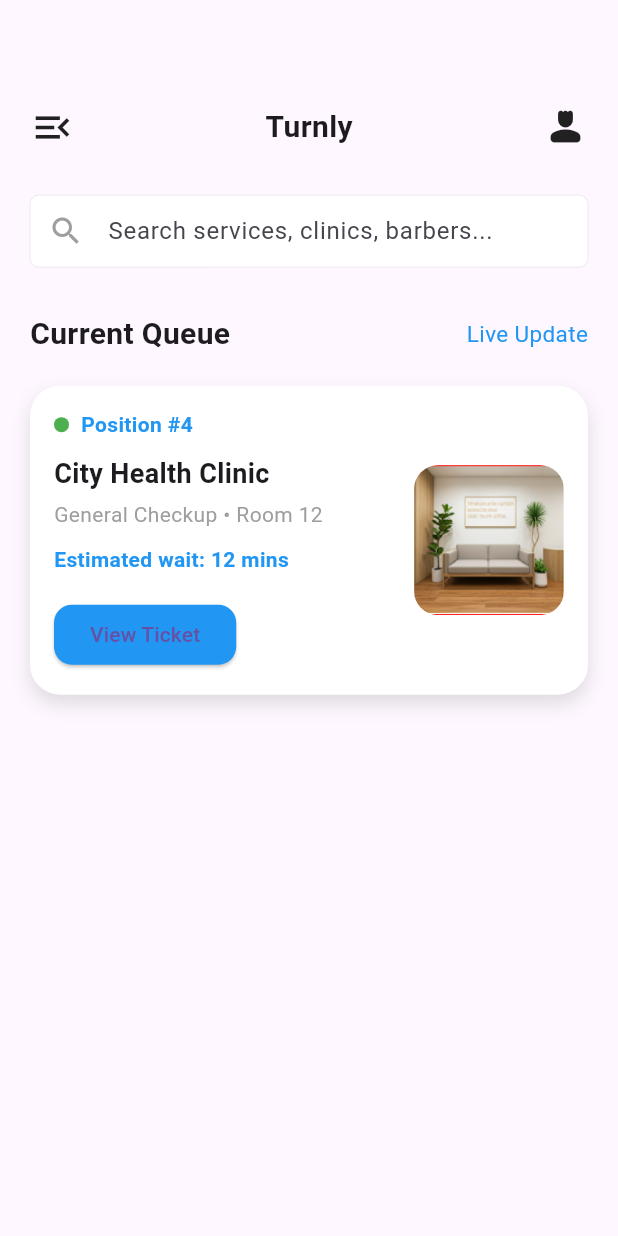
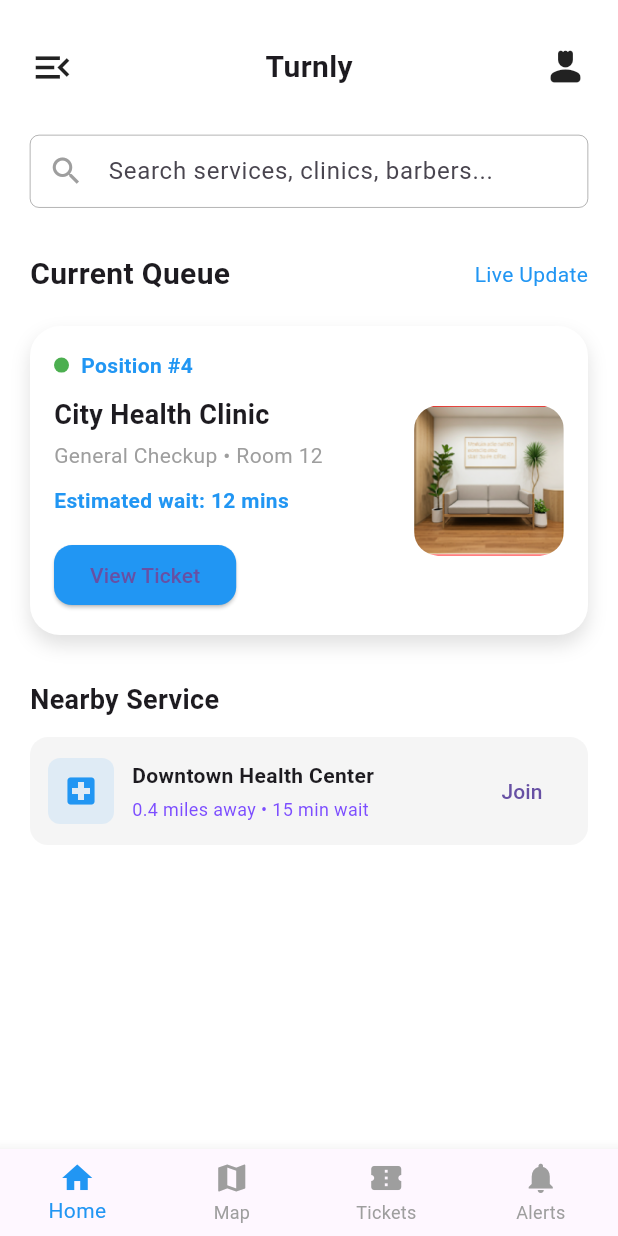
Before and after one commit to aramanja-emmanuel/turnly_app, a Flutter app: the screen it shows after launch, on a phone screen of 412 x 824 dp. Run offline on Flutter 3.47's test engine with Material 3 defaults, Android fonts, the phone set to English and light mode, and no system bars.

Commit message:
completed the queue screen

```diff
--- a/lib/queue_screen.dart
+++ b/lib/queue_screen.dart
@@ -8,26 +8,58 @@ class QueueScreen extends StatefulWidget {
 }
 
 class _QueueScreenState extends State<QueueScreen> {
+  int _currentIndex = 0;
+
   @override
   Widget build(BuildContext context) {
     return Scaffold(
-      body: SingleChildScrollView(
-        child: Container(
-          margin: const EdgeInsets.only(top: 70, left: 20, right: 20),
+      backgroundColor: Colors.white,
+
+
+      bottomNavigationBar: BottomNavigationBar(
+        currentIndex: _currentIndex,
+        selectedItemColor: Colors.blue,
+        unselectedItemColor: Colors.grey,
+        type: BottomNavigationBarType.fixed,
+        onTap: (index) {
+          setState(() {
+            _currentIndex = index;
+          });
+        },
+        items: const [
+          BottomNavigationBarItem(
+            icon: Icon(Icons.home),
+            label: 'Home',
+          ),
+          BottomNavigationBarItem(
+            icon: Icon(Icons.map),
+            label: 'Map',
+          ),
+          BottomNavigationBarItem(
+            icon: Icon(Icons.confirmation_num),
+            label: 'Tickets',
+          ),
+          BottomNavigationBarItem(
+            icon: Icon(Icons.notifications),
+            label: 'Alerts',
+          ),
+        ],
+      ),
+
+      body: SafeArea(
+        child: SingleChildScrollView(
+          padding: const EdgeInsets.symmetric(horizontal: 20, vertical: 30),
           child: Column(
             crossAxisAlignment: CrossAxisAlignment.start,
             children: [
-              /// TOP BAR
+
               Row(
                 mainAxisAlignment: MainAxisAlignment.spaceBetween,
                 children: const [
                   Icon(Icons.menu_open, size: 30),
                   Text(
                     'Turnly',
-                    style: TextStyle(
-                      fontSize: 20,
-                      fontWeight: FontWeight.bold,
-                    ),
+                    style: TextStyle(fontSize: 20, fontWeight: FontWeight.bold),
                   ),
                   Icon(Icons.person_4_rounded, size: 30),
                 ],
@@ -35,12 +67,12 @@ class _QueueScreenState extends State<QueueScreen> {
 
               const SizedBox(height: 30),
 
-              /// SEARCH BAR
+
               Container(
                 padding: const EdgeInsets.symmetric(horizontal: 12),
                 decoration: BoxDecoration(
                   color: Colors.white,
-                  border: Border.all(color: Colors.black, width: 0.05),
+                  border: Border.all(color: Colors.black, width: 0.2),
                   borderRadius: BorderRadius.circular(6),
                 ),
                 child: const TextField(
@@ -60,17 +92,11 @@ class _QueueScreenState extends State<QueueScreen> {
                 children: const [
                   Text(
                     'Current Queue',
-                    style: TextStyle(
-                      fontSize: 20,
-                      fontWeight: FontWeight.bold,
-                    ),
+                    style: TextStyle(fontSize: 20, fontWeight: FontWeight.bold),
                   ),
                   Text(
                     'Live Update',
-                    style: TextStyle(
-                      fontSize: 15,
-                      color: Colors.blue,
-                    ),
+                    style: TextStyle(color: Colors.blue),
                   ),
                 ],
               ),
@@ -82,7 +108,7 @@ class _QueueScreenState extends State<QueueScreen> {
                 decoration: BoxDecoration(
                   color: Colors.white,
                   borderRadius: BorderRadius.circular(20),
-                  boxShadow: [
+                  boxShadow: const [
                     BoxShadow(
                       color: Colors.black12,
                       blurRadius: 10,
@@ -92,17 +118,13 @@ class _QueueScreenState extends State<QueueScreen> {
                 ),
                 child: Row(
                   children: [
-
                     Expanded(
                       child: Column(
                         crossAxisAlignment: CrossAxisAlignment.start,
                         children: [
                           Row(
                             children: const [
-                              CircleAvatar(
-                                radius: 5,
-                                backgroundColor: Colors.green,
-                              ),
+                              CircleAvatar(radius: 5, backgroundColor: Colors.green),
                               SizedBox(width: 8),
                               Text(
                                 'Position #4',
@@ -113,9 +135,7 @@ class _QueueScreenState extends State<QueueScreen> {
                               ),
                             ],
                           ),
-
                           const SizedBox(height: 10),
-
                           const Text(
                             'City Health Clinic',
                             style: TextStyle(
@@ -123,16 +143,12 @@ class _QueueScreenState extends State<QueueScreen> {
                               fontWeight: FontWeight.bold,
                             ),
                           ),
-
                           const SizedBox(height: 4),
-
                           const Text(
                             'General Checkup • Room 12',
                             style: TextStyle(color: Colors.grey),
                           ),
-
                           const SizedBox(height: 10),
-
                           const Text(
                             'Estimated wait: 12 mins',
                             style: TextStyle(
@@ -140,9 +156,7 @@ class _QueueScreenState extends State<QueueScreen> {
                               fontWeight: FontWeight.w600,
                             ),
                           ),
-
                           const SizedBox(height: 16),
-
                           ElevatedButton(
                             onPressed: () {},
                             style: ElevatedButton.styleFrom(
@@ -156,10 +170,7 @@ class _QueueScreenState extends State<QueueScreen> {
                         ],
                       ),
                     ),
-
                     const SizedBox(width: 12),
-
-
                     ClipRRect(
                       borderRadius: BorderRadius.circular(16),
                       child: Image.asset(
@@ -172,6 +183,62 @@ class _QueueScreenState extends State<QueueScreen> {
                   ],
                 ),
               ),
+
+              const SizedBox(height: 30),
+
+              const Text(
+                'Nearby Service',
+                style: TextStyle(fontSize: 18, fontWeight: FontWeight.bold),
+              ),
+
+              const SizedBox(height: 12),
+
+              Container(
+                padding: const EdgeInsets.all(12),
+                decoration: BoxDecoration(
+                  color: Colors.grey.shade100,
+                  borderRadius: BorderRadius.circular(12),
+                ),
+                child: Row(
+                  children: [
+                    Container(
+                      padding: const EdgeInsets.all(10),
+                      decoration: BoxDecoration(
+                        color: Colors.blue.withOpacity(0.1),
+                        borderRadius: BorderRadius.circular(8),
+                      ),
+                      child: const Icon(
+                        Icons.local_hospital,
+                        color: Colors.blue,
+                      ),
+                    ),
+                    const SizedBox(width: 12),
+                    Expanded(
+                      child: Column(
+                        crossAxisAlignment: CrossAxisAlignment.start,
+                        children: const [
+                          Text(
+                            'Downtown Health Center',
+                            style: TextStyle(fontWeight: FontWeight.w600),
+                          ),
+                          SizedBox(height: 4),
+                          Text(
+                            '0.4 miles away • 15 min wait',
+                            style: TextStyle(
+                              color: Colors.deepPurpleAccent,
+                              fontSize: 12,
+                            ),
+                          ),
+                        ],
+                      ),
+                    ),
+                    TextButton(
+                      onPressed: () {},
+                      child: const Text('Join'),
+                    ),
+                  ],
+                ),
+              ),
             ],
           ),
         ),
```
